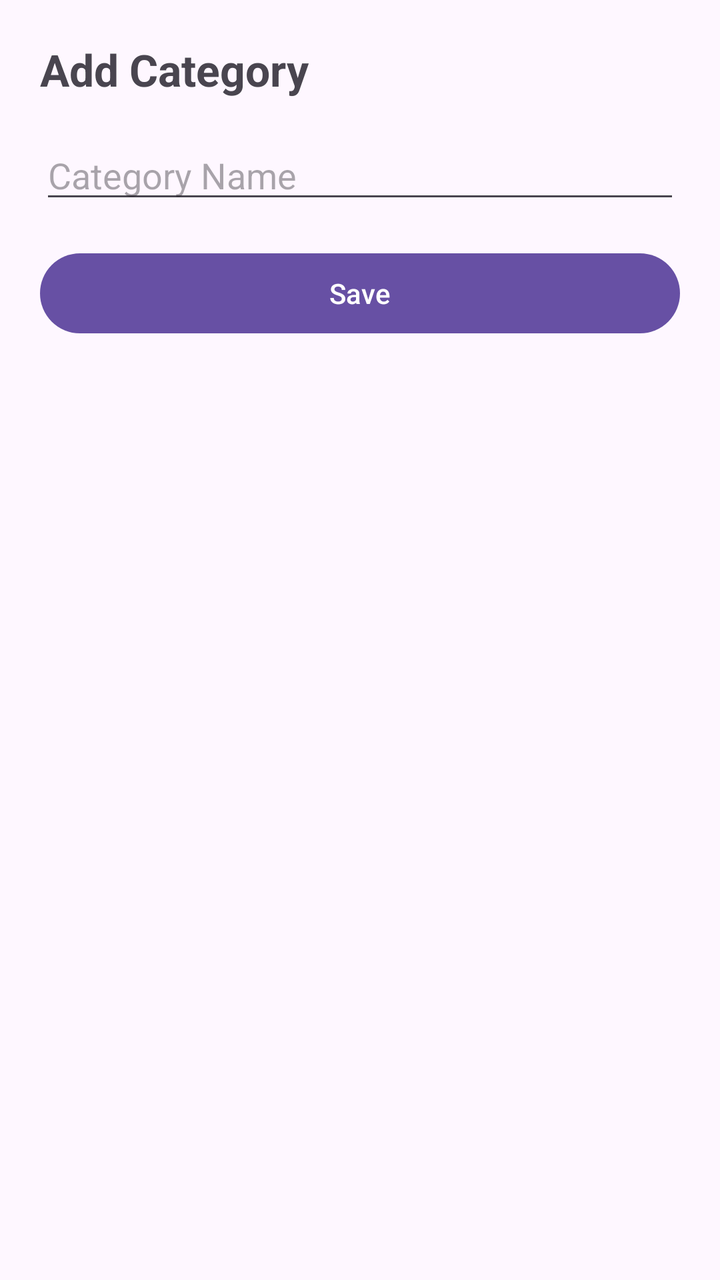
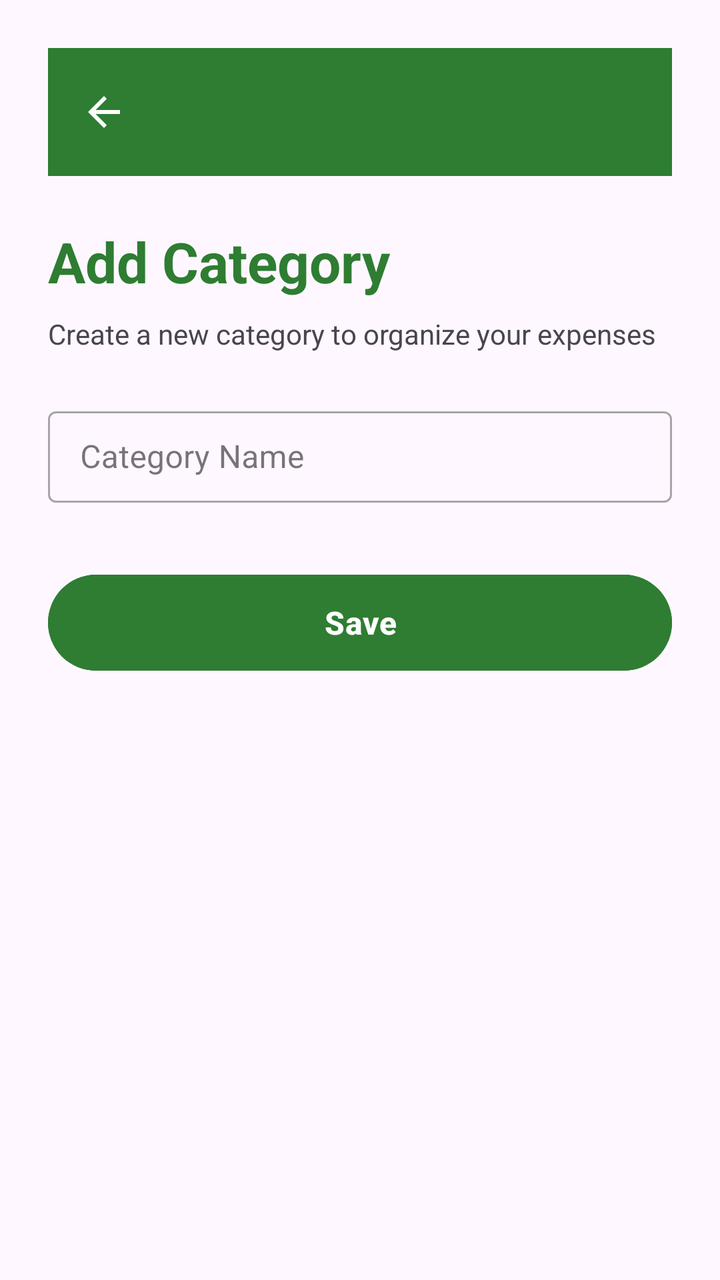

Screens rendered from an Android XML layout before and after an edit, with the pre-edit source and the edit as a unified diff.
<!-- AndroidManifest.xml: application theme Theme.BudgetTrackerApplication -->
<!-- res/layout/activity_add_category.xml -->
<?xml version="1.0" encoding="utf-8"?>
<LinearLayout xmlns:android="http://schemas.android.com/apk/res/android"
    xmlns:app="http://schemas.android.com/apk/res-auto"
    xmlns:tools="http://schemas.android.com/tools"
    android:id="@+id/main"
    android:layout_width="match_parent"
    android:layout_height="match_parent"
    android:padding="20dp"
    android:orientation="vertical"
    tools:context=".AddCategoryActivity">

    
    <TextView
        android:text="@string/add_category"
        android:textSize="22sp"
        android:layout_height="wrap_content"
        android:layout_width="match_parent"
        android:textStyle="bold"/>

    
    <EditText
        android:id="@+id/etCategoryName"
        android:hint="@string/category_name"
        android:layout_width="match_parent"
        android:layout_height="wrap_content"
        android:layout_marginTop="16dp"
        />

    

    <Button
        android:id="@+id/btnSaveCategory"
        android:text="@string/save"
        android:layout_marginTop="16dp"
        android:layout_width="match_parent"
        android:layout_height="wrap_content"
        />

</LinearLayout>
<!-- resources referenced by this layout -->
<resources>
  <string name="add_category">Add Category</string>
  <string name="category_name">Category Name</string>
  <string name="save">Save</string>
  <style name="Theme.BudgetTrackerApplication" parent="Base.Theme.BudgetTrackerApplication" />
  <style name="Base.Theme.BudgetTrackerApplication" parent="Theme.Material3.DayNight.NoActionBar">
          
          
      </style>
</resources>

<!-- the commit's change to res/layout/activity_add_category.xml (unified diff, before → after) -->
@@ -5,35 +5,66 @@
     android:id="@+id/main"
     android:layout_width="match_parent"
     android:layout_height="match_parent"
-    android:padding="20dp"
+    android:padding="24dp"
     android:orientation="vertical"
+    android:background="@color/background_green"
     tools:context=".AddCategoryActivity">
+
+    
+    <androidx.appcompat.widget.Toolbar
+        android:id="@+id/toolbar"
+        android:layout_width="match_parent"
+        android:layout_height="?attr/actionBarSize"
+        android:background="@color/primary_green"
+        android:theme="@style/ThemeOverlay.AppCompat.Dark.ActionBar"
+        android:layout_marginBottom="24dp"
+        app:titleTextColor="@android:color/white"
+        app:navigationIcon="?attr/homeAsUpIndicator" />
 
     
     <TextView
         android:text="@string/add_category"
-        android:textSize="22sp"
+        android:textSize="28sp"
         android:layout_height="wrap_content"
         android:layout_width="match_parent"
-        android:textStyle="bold"/>
+        android:textStyle="bold"
+        android:textColor="@color/primary_green"
+        android:paddingBottom="8dp" />
+
+    <TextView
+        android:text="Create a new category to organize your expenses"
+        android:textSize="14sp"
+        android:layout_width="match_parent"
+        android:layout_height="wrap_content"
+        android:textColor="@color/text_gray"
+        android:layout_marginBottom="24dp" />
 
     
-    <EditText
-        android:id="@+id/etCategoryName"
-        android:hint="@string/category_name"
+    <com.google.android.material.textfield.TextInputLayout
         android:layout_width="match_parent"
         android:layout_height="wrap_content"
-        android:layout_marginTop="16dp"
-        />
+        android:layout_marginBottom="24dp"
+        style="@style/Widget.MaterialComponents.TextInputLayout.OutlinedBox">
+
+        <EditText
+            android:id="@+id/etCategoryName"
+            android:hint="Category Name"
+            android:layout_width="match_parent"
+            android:layout_height="wrap_content"
+            android:padding="12dp" />
+
+    </com.google.android.material.textfield.TextInputLayout>
 
     
-
     <Button
         android:id="@+id/btnSaveCategory"
         android:text="@string/save"
-        android:layout_marginTop="16dp"
+        android:layout_marginTop="8dp"
         android:layout_width="match_parent"
-        android:layout_height="wrap_content"
-        />
+        android:layout_height="56dp"
+        android:backgroundTint="@color/primary_green"
+        android:textColor="@android:color/white"
+        android:textSize="16sp"
+        android:textStyle="bold" />
 
 </LinearLayout>
<!-- resource entries referenced after the edit -->
@@ -1,7 +1,7 @@
 <!-- resources referenced by this layout -->
 <resources>
+  <color name="primary_green">#2E7D32</color>
   <string name="add_category">Add Category</string>
-  <string name="category_name">Category Name</string>
   <string name="save">Save</string>
   <style name="Theme.BudgetTrackerApplication" parent="Base.Theme.BudgetTrackerApplication" />
   <style name="Base.Theme.BudgetTrackerApplication" parent="Theme.Material3.DayNight.NoActionBar">
